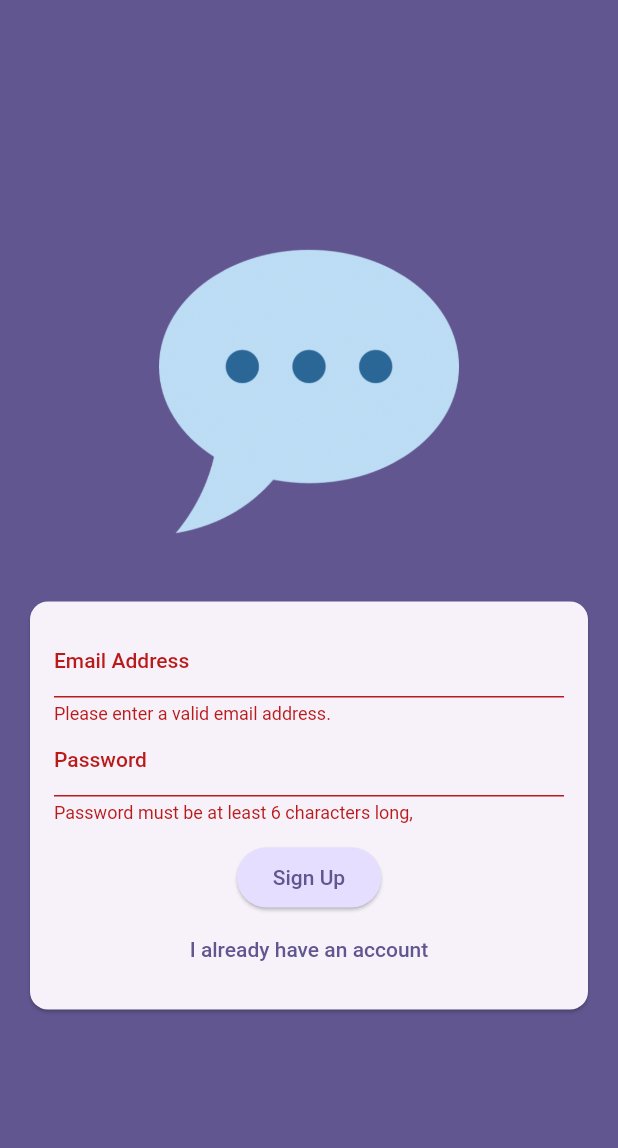
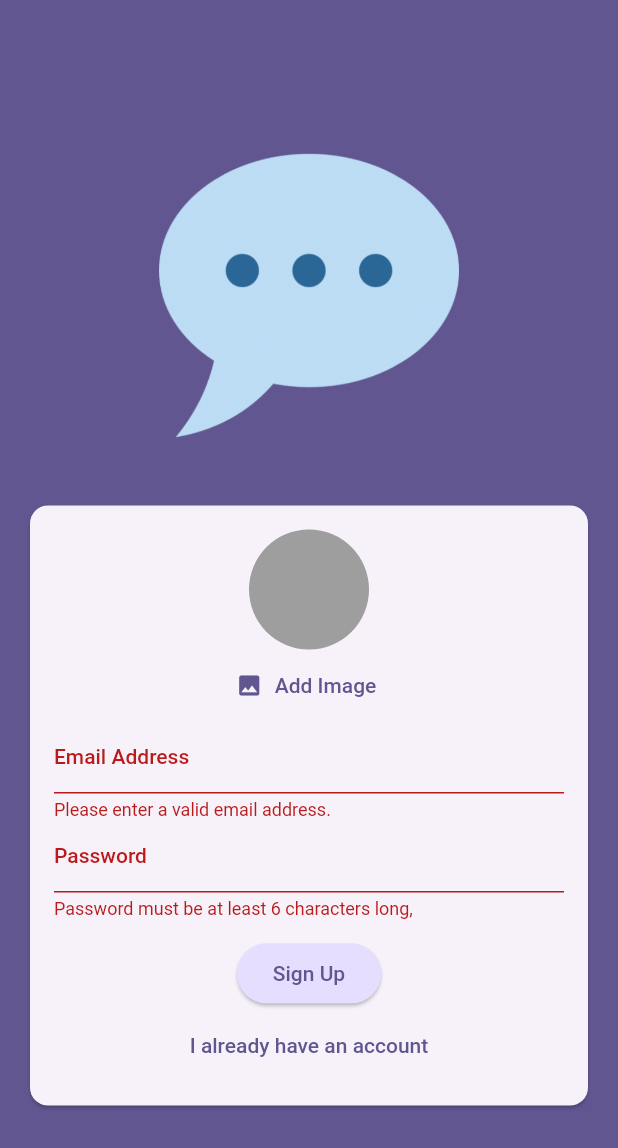
Before and after one commit to Adipt60/Chat-Application-using-FLutter-and-Firebase, a Flutter app: the screen it shows after launch, after a tap on "Login", after a tap on "Create an Account", on a phone screen of 412 x 824 dp. Shown: the top 1148 px of the screen. Run offline on Flutter 3.47's test engine with Material 2 defaults, Android fonts, the phone set to English and light mode, and no system bars; our stand-ins replace firebase_auth, firebase_core, image_picker; accounts and stored records are empty.

Commit message:
Set up User image picking for sign up page

```diff
--- a/lib/screens/auth.dart
+++ b/lib/screens/auth.dart
@@ -1,3 +1,4 @@
+import 'package:chat_app/widgets/user_image_picker.dart';
 import 'package:flutter/material.dart';
 import 'package:firebase_auth/firebase_auth.dart';
 
@@ -27,12 +28,12 @@ class _AuthScreenState extends State<AuthScreen> {
 
     try {
       if (_isLogin) {
-        final userCredentials = await _firebase.signInWithEmailAndPassword(
+        await _firebase.signInWithEmailAndPassword(
           email: _enteredEmail,
           password: _enteredPassword,
         );
       } else {
-        final userCredentials = await _firebase.createUserWithEmailAndPassword(
+        await _firebase.createUserWithEmailAndPassword(
           email: _enteredEmail,
           password: _enteredPassword,
         );
@@ -76,6 +77,7 @@ class _AuthScreenState extends State<AuthScreen> {
                       child: Column(
                         mainAxisSize: MainAxisSize.min,
                         children: [
+                          if (!_isLogin) const UserImagePicker(),
                           TextFormField(
                             decoration: const InputDecoration(
                               labelText: 'Email Address',
--- /dev/null
+++ b/lib/widgets/user_image_picker.dart
@@ -0,0 +1,55 @@
+import 'dart:io';
+
+import 'package:flutter/material.dart';
+import 'package:image_picker/image_picker.dart';
+
+class UserImagePicker extends StatefulWidget {
+  const UserImagePicker({super.key});
+
+  @override
+  State<UserImagePicker> createState() => _UserImagePickerState();
+}
+
+class _UserImagePickerState extends State<UserImagePicker> {
+  File? _pickedImageFile;
+
+  void _pickImage() async {
+    final pickedImage = await ImagePicker().pickImage(
+      source: ImageSource.camera,
+      imageQuality: 50,
+      maxWidth: 150,
+    );
+
+    if (pickedImage == null) {
+      return;
+    }
+
+    setState(() {
+      _pickedImageFile = File(pickedImage.path);
+    });
+  }
+
+  @override
+  Widget build(BuildContext context) {
+    return Column(
+      children: [
+        CircleAvatar(
+          radius: 40,
+          backgroundColor: Colors.grey,
+          foregroundImage:
+              _pickedImageFile != null ? FileImage(_pickedImageFile!) : null,
+        ),
+        TextButton.icon(
+          onPressed: _pickImage,
+          icon: const Icon(Icons.image),
+          label: Text(
+            'Add Image',
+            style: TextStyle(
+              color: Theme.of(context).colorScheme.primary,
+            ),
+          ),
+        )
+      ],
+    );
+  }
+}
--- a/pubspec.yaml
+++ b/pubspec.yaml
@@ -37,6 +37,8 @@ dependencies:
   cupertino_icons: ^1.0.2
   firebase_core: ^2.13.1
   firebase_auth: ^4.6.2
+  firebase_storage: ^11.2.2
+  image_picker: ^0.8.7+5
 
 dev_dependencies:
   flutter_test:
```
Also changed, not shown: pubspec.lock, 1 other file.
